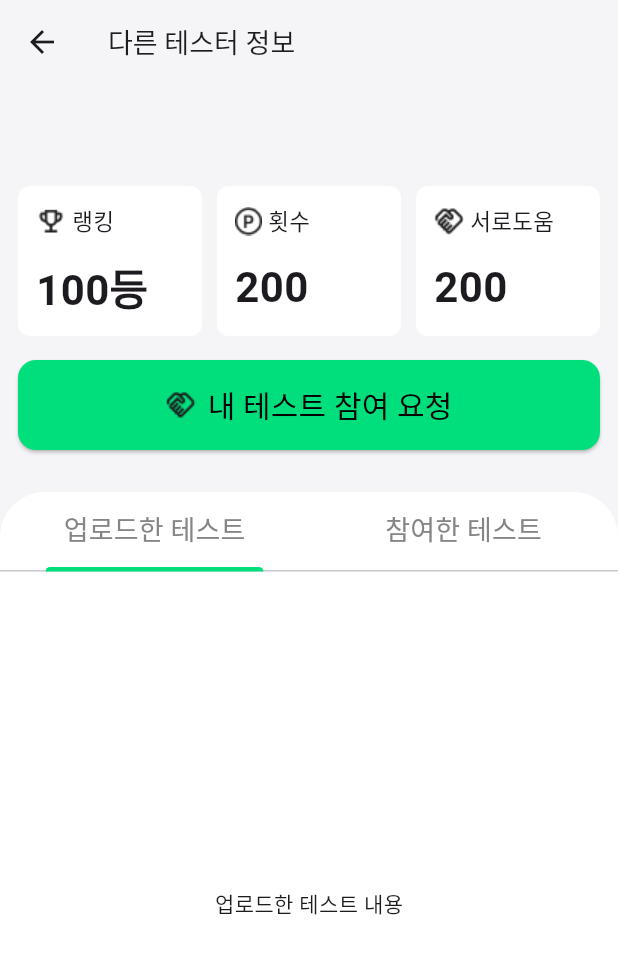
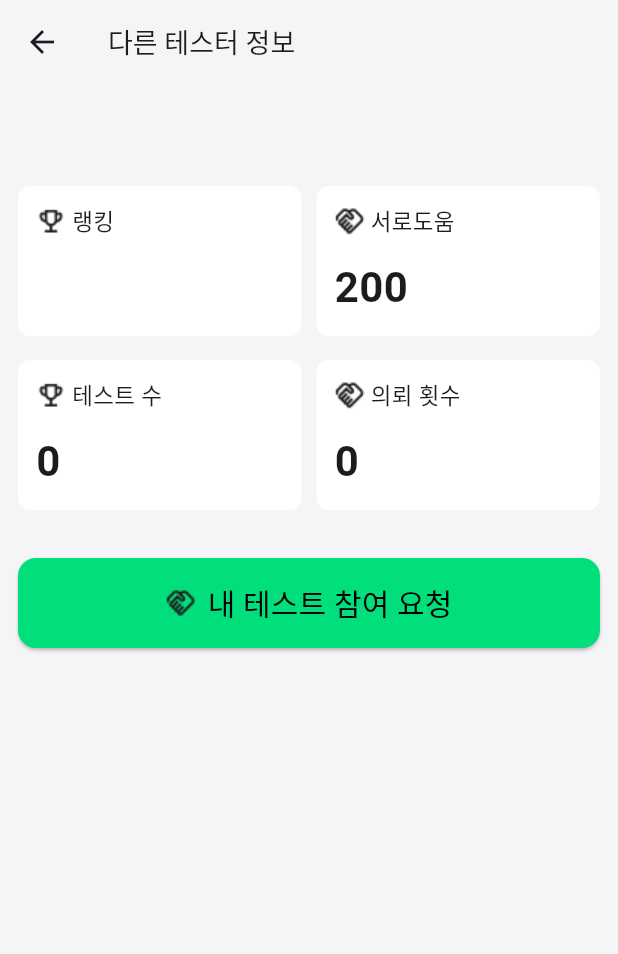
Before and after one commit to and20roid/And20Roid-FE, a Flutter app: the RequestTest screen opened directly with empty values, on a phone screen of 412 x 824 dp. Shown: the top 954 px of the screen. Run offline on Flutter 3.47's test engine with Material 3 defaults, Android fonts, the phone set to English and light mode, and no system bars; our stand-ins replace cached_network_image, carousel_slider, dio, firebase_auth, firebase_core, firebase_messaging and 8 more; accounts and stored records are empty; network calls fail.

```diff
--- a/lib/bottom_navigator.dart
+++ b/lib/bottom_navigator.dart
@@ -1,7 +1,7 @@
 import 'package:and20roid/view/list/list_page.dart';
 import 'package:and20roid/view/ranking/rank_page.dart';
 import 'package:and20roid/view/notification_page.dart';
-import 'package:and20roid/view/upload/upload_1.dart';
+import 'package:and20roid/view/upload/upload_page.dart';
 import 'package:flutter/material.dart';
 import 'view/mypage/my_page.dart';
 
@@ -62,7 +62,7 @@ class _BottomNavigatorPageState extends State<BottomNavigatorPage> {
       case 1:
         return RankingContent(); // 랭킹 페이지
       case 2:
-        return UploadFirst(); // 업로드 페이지
+        return UploadView(); // 업로드 페이지
       case 3:
         return NotificationContent(); // 알림 페이지
       case 4:
--- a/lib/view/mypage/another_mypage.dart
+++ b/lib/view/mypage/another_mypage.dart
@@ -10,9 +10,10 @@ import '../../utility/common.dart';
 
 class RequestTest extends StatefulWidget {
   final String userName;
-  final int? userId; // userId 추가
+  final int? userId;
+  final String ranking;
 
-  const RequestTest({Key? key, required this.userName, this.userId})
+  const RequestTest({Key? key, required this.userName, this.userId, required this.ranking})
       : super(key: key);
 
   @override
@@ -92,14 +93,8 @@ class _RequestTestState extends State<RequestTest> {
                           mainAxisAlignment: MainAxisAlignment.spaceEvenly,
                           children: [
                             Expanded(
-                                child: testInfo(" 랭킹", '100등',
+                                child: testInfo(" 랭킹", widget.ranking.toString(),
                                     'assets/icons/trophyIcon.png')),
-                            const SizedBox(
-                              width: 10,
-                            ),
-                            Expanded(
-                                child: testInfo(" 횟수", '200',
-                                    'assets/icons/pointIcon.png')),
                             const SizedBox(
                               width: 10,
                             ),
@@ -107,6 +102,28 @@ class _RequestTestState extends State<RequestTest> {
                                 child: testInfo(" 서로도움", '200',
                                     'assets/icons/handshake.png'))
                           ],
+                        ),
+
+                        Padding(
+                          padding: const EdgeInsets.symmetric(vertical: 16.0),
+                          child: Row(
+                            mainAxisAlignment: MainAxisAlignment.spaceEvenly,
+                            children: [
+                              Expanded(
+                                  child: testInfo(
+                                      " 테스트 수",
+                                      userTestInfo!.uploadBoardCount.toString(),
+                                      'assets/icons/trophyIcon.png')),
+                              const SizedBox(
+                                width: 10,
+                              ),
+                              Expanded(
+                                  child: testInfo(
+                                      " 의뢰 횟수",
+                                      userTestInfo!.completedTestCount.toString(),
+                                      'assets/icons/handshake.png'))
+                            ],
+                          ),
                         ),
                         Padding(
                           padding: const EdgeInsets.symmetric(vertical: 16.0),
@@ -137,53 +154,6 @@ class _RequestTestState extends State<RequestTest> {
                       ],
                     ),
                   ),
-                  Expanded(
-                    child: Container(
-                      decoration: BoxDecoration(
-                        borderRadius: const BorderRadius.only(
-                          topLeft: Radius.circular(30.0),
-                          topRight: Radius.circular(30.0),
-                        ),
-                        color: CustomColor.white,
-                      ),
-                      child: DefaultTabController(
-                        length: 2,
-                        child: Column(
-                          children: [
-                            TabBar(
-                              indicatorColor: CustomColor.primary1,
-                              tabs: [
-                                Padding(
-                                  padding: const EdgeInsets.all(12.0),
-                                  child: Text(
-                                    '업로드한 테스트',
-                                    style: TextStyle(color: CustomColor.grey4, fontSize: 18),
-                                  ),
-                                ),
-                                Padding(
-                                  padding: const EdgeInsets.all(12.0),
-                                  child: Text(
-                                    '참여한 테스트',
-                                    style: TextStyle(color: CustomColor.grey4, fontSize: 18),
-                                  ),
-                                ),
-                              ],
-                            ),
-                            Expanded(
-                              child: TabBarView(
-                                children: [
-                                  // 첫 번째 탭의 내용
-                                  Center(child: Text('업로드한 테스트 내용')),
-                                  // 두 번째 탭의 내용
-                                  Center(child: Text('참여한 테스트 내용')),
-                                ],
-                              ),
-                            ),
-                          ],
-                        ),
-                      ),
-                    ),
-                  )
                 ],
               ),
             ),
@@ -220,6 +190,8 @@ class _RequestTestState extends State<RequestTest> {
           ],
         ));
   }
+
+  userInfoBox() {}
 }
 
 AppBar _appBar() {
```
Also changed, not shown: lib/view/mypage/my_page.dart (+9 -3 lines), lib/view/ranking/rank_page.dart (+32 -43 lines), lib/view/upload/upload_controller.dart (renamed from lib/view/upload/upload.dart, +11 -0 lines), lib/view/upload/upload_page.dart (renamed from lib/view/upload/upload_1.dart, +54 -15 lines).
